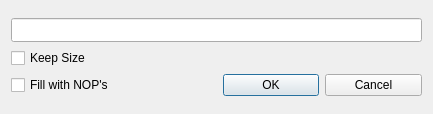
Before: the Qt Designer form src/gui/Src/Gui/AssembleDialog.ui in x64dbg/x64dbg, drawn with Qt 5.
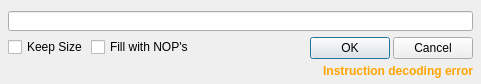
After: the same form once the commit is applied. Icons and pictures are not drawn.

Commit message: GUI: changed layout of the AssembleDialog

What changed in the file:
```diff
--- a/src/gui/Src/Gui/AssembleDialog.ui
+++ b/src/gui/Src/Gui/AssembleDialog.ui
@@ -6,8 +6,8 @@
    <rect>
     <x>0</x>
     <y>0</y>
-    <width>433</width>
-    <height>114</height>
+    <width>481</width>
+    <height>84</height>
    </rect>
   </property>
   <property name="windowTitle">
@@ -17,24 +17,58 @@
    <iconset resource="../../resource.qrc">
     <normaloff>:/icons/images/ui-combo-box-edit.png</normaloff>:/icons/images/ui-combo-box-edit.png</iconset>
   </property>
-  <layout class="QGridLayout" name="gridLayout_2">
-   <item row="1" column="0">
-    <layout class="QVBoxLayout" name="verticalLayout">
+  <layout class="QVBoxLayout" name="verticalLayout_3">
      <property name="spacing">
+    <number>4</number>
+   </property>
+   <property name="leftMargin">
+    <number>8</number>
+   </property>
+   <property name="rightMargin">
+    <number>8</number>
+   </property>
+   <property name="bottomMargin">
       <number>6</number>
      </property>
      <item>
       <widget class="QLineEdit" name="lineEdit">
+     <property name="sizePolicy">
+      <sizepolicy hsizetype="Minimum" vsizetype="Fixed">
+       <horstretch>0</horstretch>
+       <verstretch>0</verstretch>
+      </sizepolicy>
+     </property>
        <property name="minimumSize">
         <size>
          <width>0</width>
-         <height>24</height>
+       <height>20</height>
         </size>
        </property>
       </widget>
      </item>
      <item>
-      <layout class="QHBoxLayout" name="horizontalLayout_2">
+    <layout class="QVBoxLayout" name="verticalLayout_2">
+     <property name="spacing">
+      <number>3</number>
+     </property>
+     <item>
+      <layout class="QHBoxLayout" name="horizontalLayout_3">
+       <property name="spacing">
+        <number>0</number>
+       </property>
+       <item>
+        <layout class="QVBoxLayout" name="verticalLayout">
+         <property name="spacing">
+          <number>0</number>
+         </property>
+         <property name="topMargin">
+          <number>2</number>
+         </property>
+         <item>
+          <layout class="QHBoxLayout" name="horizontalLayout">
+           <property name="spacing">
+            <number>3</number>
+           </property>
        <item>
         <widget class="QCheckBox" name="checkBoxKeepSize">
          <property name="sizePolicy">
@@ -49,50 +83,46 @@
         </widget>
        </item>
        <item>
-        <widget class="QLabel" name="labelKeepSize">
-         <property name="sizePolicy">
-          <sizepolicy hsizetype="Preferred" vsizetype="Fixed">
-           <horstretch>0</horstretch>
-           <verstretch>0</verstretch>
-          </sizepolicy>
-         </property>
-         <property name="minimumSize">
-          <size>
-           <width>0</width>
-           <height>0</height>
-          </size>
-         </property>
-         <property name="text">
-          <string/>
-         </property>
-         <property name="alignment">
-          <set>Qt::AlignRight|Qt::AlignTrailing|Qt::AlignVCenter</set>
-         </property>
-        </widget>
-       </item>
-      </layout>
-     </item>
-     <item>
-      <layout class="QHBoxLayout" name="horizontalLayout">
-       <item>
         <widget class="QCheckBox" name="checkBoxFillWithNops">
          <property name="text">
           <string>Fill with NOP's</string>
          </property>
         </widget>
        </item>
+          </layout>
+         </item>
        <item>
-        <widget class="QLabel" name="labelFillWithNops">
-         <property name="minimumSize">
+          <spacer name="verticalSpacer">
+           <property name="orientation">
+            <enum>Qt::Vertical</enum>
+           </property>
+           <property name="sizeHint" stdset="0">
+            <size>
+             <width>20</width>
+             <height>40</height>
+            </size>
+           </property>
+          </spacer>
+         </item>
+        </layout>
+       </item>
+       <item>
+        <layout class="QHBoxLayout" name="horizontalLayout_2">
+         <property name="spacing">
+          <number>3</number>
+         </property>
+         <item>
+          <spacer name="horizontalSpacer">
+           <property name="orientation">
+            <enum>Qt::Horizontal</enum>
+           </property>
+           <property name="sizeHint" stdset="0">
           <size>
            <width>40</width>
            <height>20</height>
           </size>
          </property>
-         <property name="text">
-          <string/>
-         </property>
-        </widget>
+          </spacer>
        </item>
        <item>
         <widget class="QPushButton" name="pushButtonOk">
@@ -115,6 +145,30 @@
         </widget>
        </item>
       </layout>
+       </item>
+      </layout>
+     </item>
+     <item>
+      <widget class="QLabel" name="labelKeepSize">
+       <property name="sizePolicy">
+        <sizepolicy hsizetype="Preferred" vsizetype="Fixed">
+         <horstretch>0</horstretch>
+         <verstretch>0</verstretch>
+        </sizepolicy>
+       </property>
+       <property name="minimumSize">
+        <size>
+         <width>0</width>
+         <height>0</height>
+        </size>
+       </property>
+       <property name="text">
+        <string>&lt;font color='orange'&gt;&lt;b&gt;Instruction decoding error&lt;/b&gt;&lt;/font&gt;</string>
+       </property>
+       <property name="alignment">
+        <set>Qt::AlignRight|Qt::AlignTrailing|Qt::AlignVCenter</set>
+       </property>
+      </widget>
      </item>
     </layout>
    </item>
```
Lines whose indentation alone changed are shown as unchanged. The commit also changes 2 other files.
